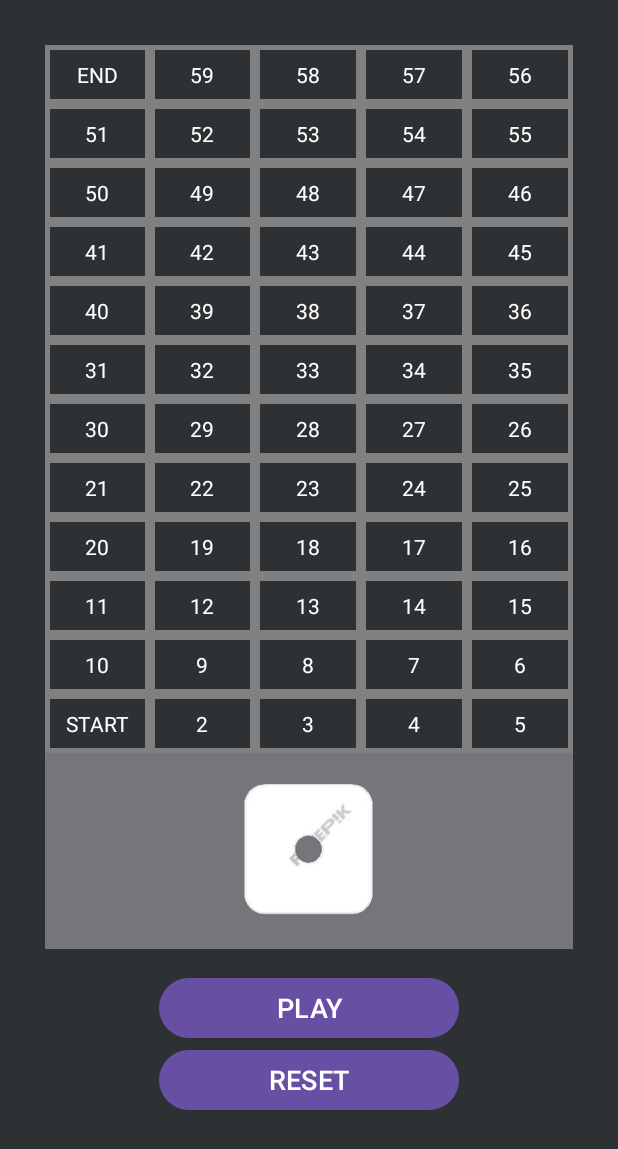
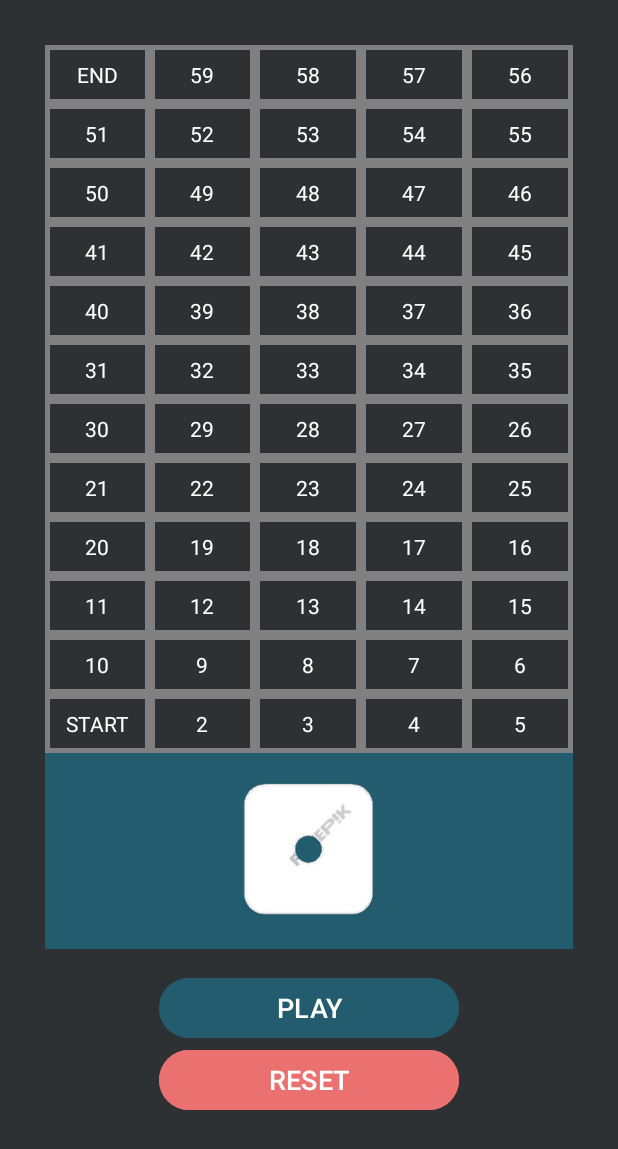
Before and after one commit to lonewanderer27/Kicks_Snakes_and_Ladders, an Android app: the screen it shows after launch (KicksSnLMainActivity), on a phone screen of 412 x 824 dp. Shown: the top 1149 px of the screen. Run offline under Robolectric (Android 15) with nearby library versions, the phone set to English and light mode, and no system bars.

Commit message:
ui: change color of buttons section

```diff
--- a/app/src/main/res/layout/kicks_snl_activity_main.xml
+++ b/app/src/main/res/layout/kicks_snl_activity_main.xml
@@ -667,6 +667,7 @@
 
         <!--Dice-->
         <LinearLayout
+            android:backgroundTint="#225c6e"
             android:layout_width="match_parent"
             android:layout_height="wrap_content"
             android:paddingTop="15sp"
@@ -694,12 +695,14 @@
             tools:ignore="MissingConstraints">
 
             <Button
+                android:backgroundTint="#225c6e"
                 android:text="PLAY"
                 android:textSize="18dp"
                 android:layout_width="200sp"
                 android:id="@+id/playBtn"
                 android:layout_height="wrap_content"/>
             <Button
+                android:backgroundTint="#eb7171"
                 android:text="RESET"
                 android:textSize="18dp"
                 android:layout_width="200sp"
```
